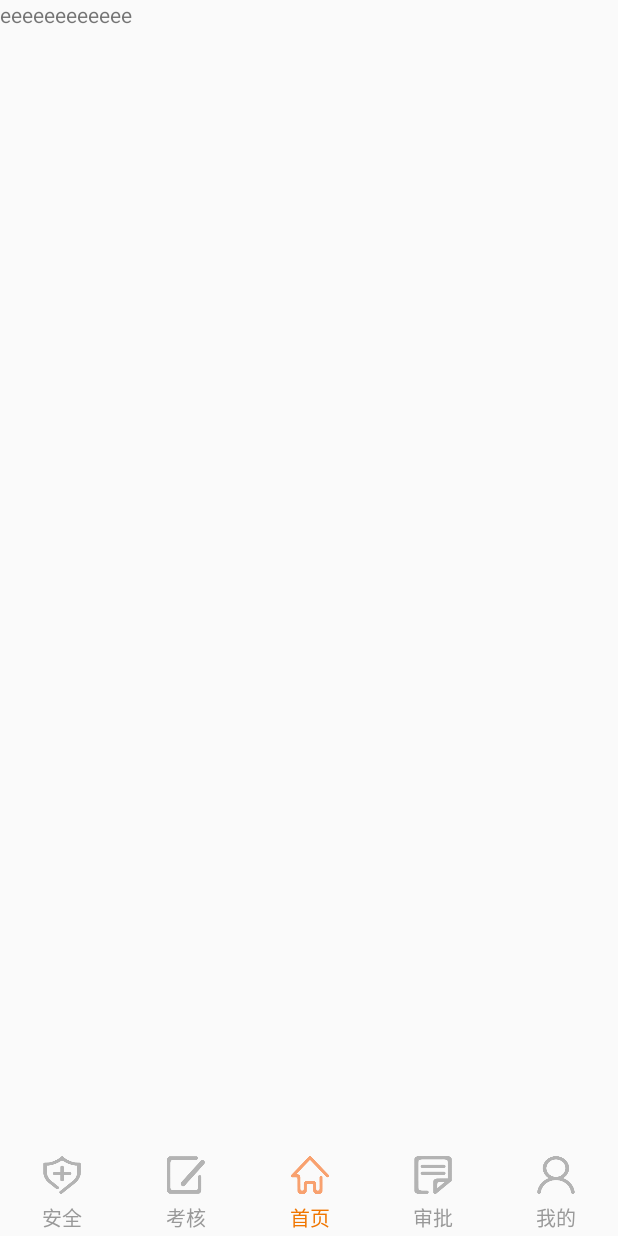
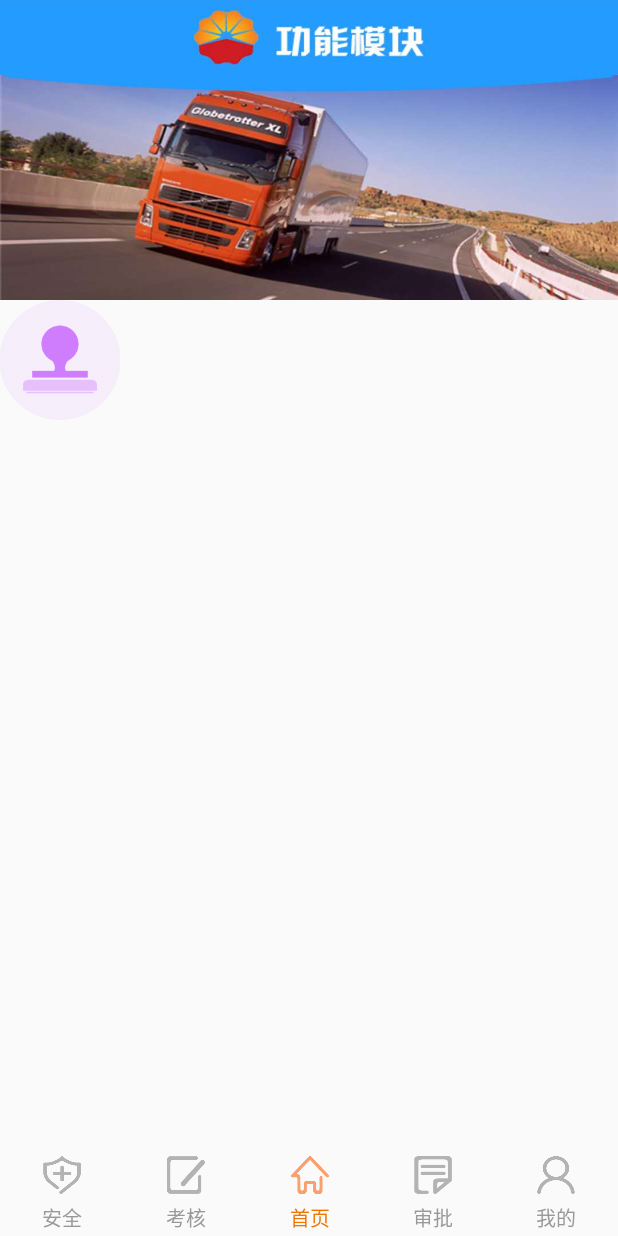
Before and after one commit to dawei1980/ChinaOilProject, an Android app: the fragment ApprovalFragment placed in its activity, on a phone screen of 412 x 824 dp. Run offline under Robolectric (Android 15) with nearby library versions, the phone set to English and light mode, and no system bars; our stand-ins replace ButterKnife; libraries missing offline, so code that uses them is left out: com.github.mikephil.charting; 130 statements that could not run were skipped.

Commit message:
add mine

```diff
--- a/app/build.gradle
+++ b/app/build.gradle
@@ -41,5 +41,6 @@ dependencies {
     implementation 'com.jakewharton:butterknife:10.2.1'
     annotationProcessor 'com.jakewharton:butterknife-compiler:10.2.1'
     implementation group: 'com.alibaba', name: 'fastjson', version: '1.2.68'
+    implementation 'com.google.android.exoplayer:exoplayer:2.8.4'
 
 }
--- a/app/src/main/res/layout/frag_approval.xml
+++ b/app/src/main/res/layout/frag_approval.xml
@@ -3,9 +3,25 @@
     android:layout_width="match_parent"
     android:layout_height="match_parent"
     android:orientation="vertical">
+    <ImageView
+        android:id="@+id/adv_1"
+        android:layout_width="match_parent"
+        android:layout_height="@dimen/dp_200"
+        android:background="@mipmap/adv"/>
 
-    <TextView
-        android:layout_width="wrap_content"
+    <LinearLayout
+        android:layout_width="match_parent"
         android:layout_height="wrap_content"
-        android:text="eeeeeeeeeeee"/>
+        android:orientation="horizontal">
+        <LinearLayout
+            android:id="@+id/approval_layout"
+            android:layout_width="match_parent"
+            android:layout_height="wrap_content"
+            android:orientation="vertical">
+            <ImageView
+                android:layout_width="@dimen/dp_80"
+                android:layout_height="@dimen/dp_80"
+                android:background="@mipmap/approval_icon"/>
+        </LinearLayout>
+    </LinearLayout>
 </LinearLayout>
```
Also changed, not shown: app/src/main/res/mipmap-hdpi/adv.png (added), app/src/main/res/mipmap-hdpi/approval_icon.png (added), app/src/main/res/mipmap-hdpi/book.png (added), app/src/main/res/mipmap-hdpi/edit.png (added), gradle/wrapper/gradle-wrapper.properties.
